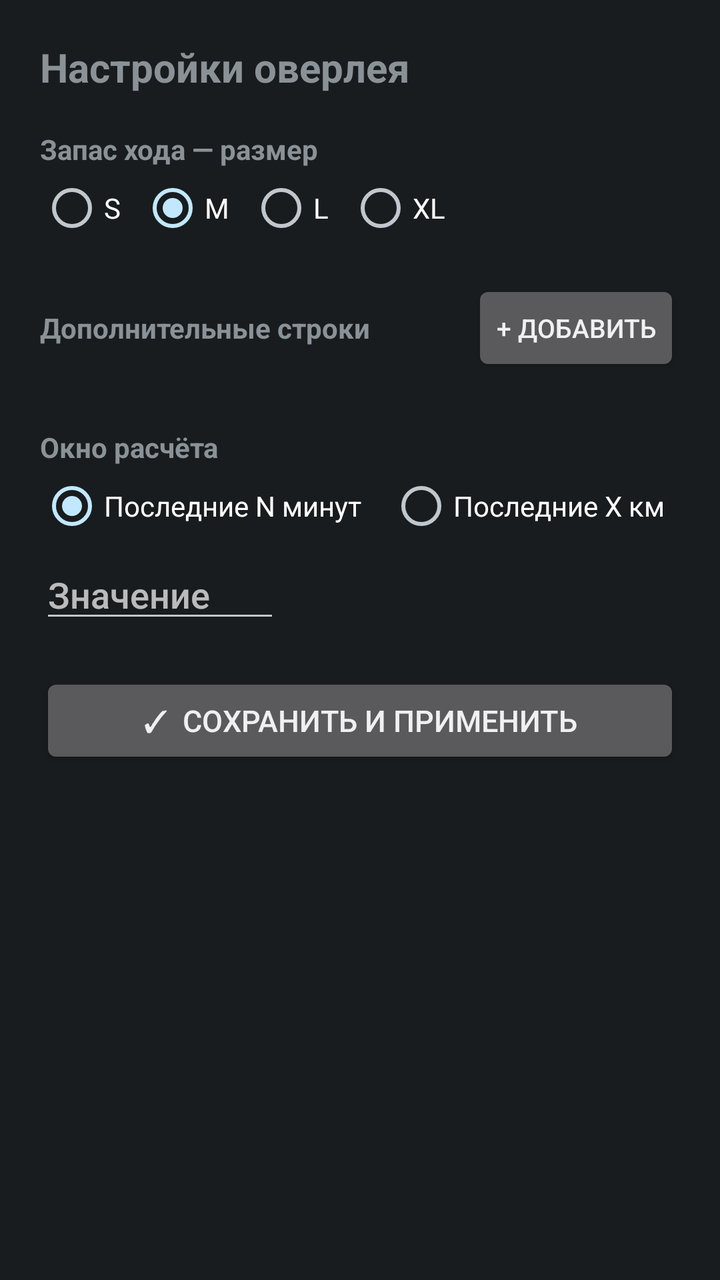
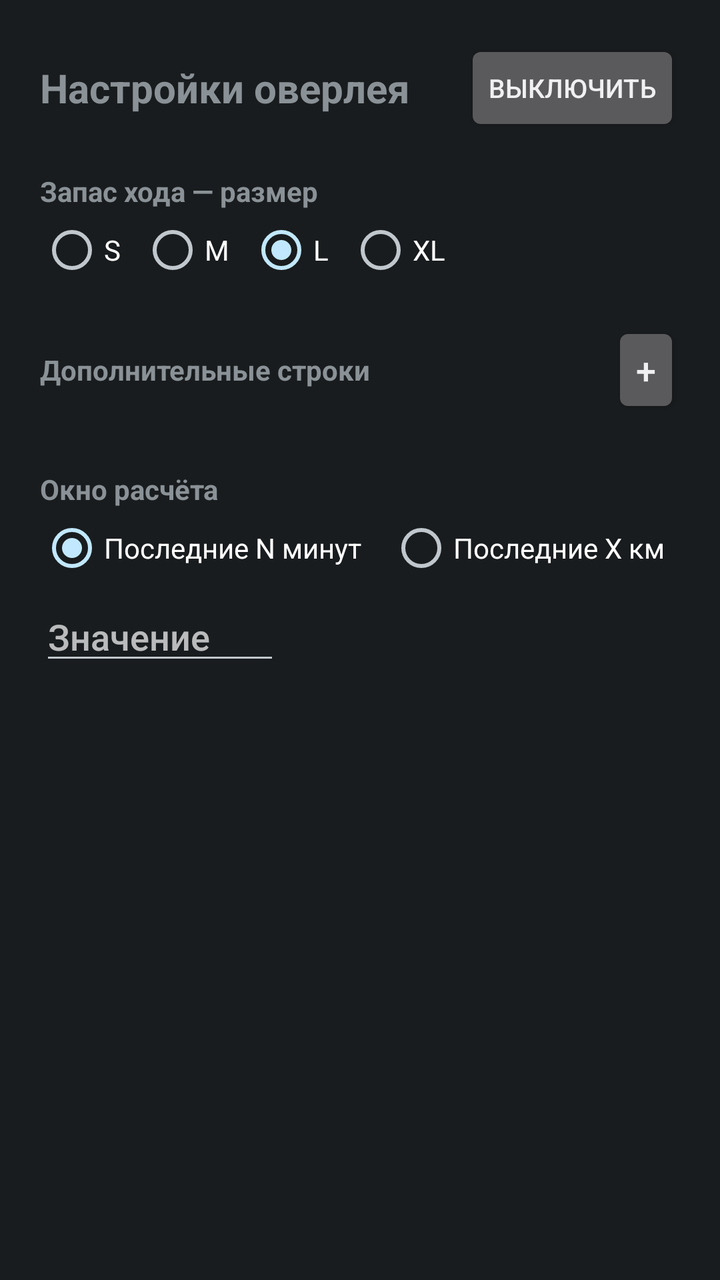

Screens rendered from an Android XML layout before and after an edit, with the pre-edit source and the edit as a unified diff.
<!-- AndroidManifest.xml: application theme android:Theme.DeviceDefault -->
<!-- res/layout/activity_widget.xml -->
<?xml version="1.0" encoding="utf-8"?>
<ScrollView xmlns:android="http://schemas.android.com/apk/res/android"
    android:layout_width="match_parent"
    android:layout_height="match_parent"
    android:fillViewport="true">

    <LinearLayout
        android:layout_width="match_parent"
        android:layout_height="wrap_content"
        android:orientation="vertical"
        android:padding="20dp">

        <TextView
            android:layout_width="wrap_content"
            android:layout_height="wrap_content"
            android:text="Настройки оверлея"
            android:textSize="20sp"
            android:textStyle="bold"
            android:layout_marginBottom="18dp" />

        
        <TextView
            android:layout_width="wrap_content"
            android:layout_height="wrap_content"
            android:text="Запас хода — размер"
            android:textSize="14sp"
            android:textStyle="bold"
            android:layout_marginBottom="4dp" />

        <RadioGroup
            android:id="@+id/rgRangeSize"
            android:layout_width="wrap_content"
            android:layout_height="wrap_content"
            android:orientation="horizontal"
            android:layout_marginBottom="20dp">
            <RadioButton android:id="@+id/rgRangeS"  android:layout_width="wrap_content"
                android:layout_height="wrap_content" android:text="S"
                android:layout_marginEnd="10dp" />
            <RadioButton android:id="@+id/rgRangeM"  android:layout_width="wrap_content"
                android:layout_height="wrap_content" android:text="M"
                android:checked="true" android:layout_marginEnd="10dp" />
            <RadioButton android:id="@+id/rgRangeL"  android:layout_width="wrap_content"
                android:layout_height="wrap_content" android:text="L"
                android:layout_marginEnd="10dp" />
            <RadioButton android:id="@+id/rgRangeXL" android:layout_width="wrap_content"
                android:layout_height="wrap_content" android:text="XL" />
        </RadioGroup>

        
        <LinearLayout
            android:layout_width="match_parent"
            android:layout_height="wrap_content"
            android:orientation="horizontal"
            android:gravity="center_vertical"
            android:layout_marginBottom="6dp">

            <TextView
                android:layout_width="0dp"
                android:layout_height="wrap_content"
                android:layout_weight="1"
                android:text="Дополнительные строки"
                android:textSize="14sp"
                android:textStyle="bold" />

            <Button
                android:id="@+id/btnAddLine"
                android:layout_width="wrap_content"
                android:layout_height="wrap_content"
                android:text="+ Добавить"
                android:textSize="13sp" />
        </LinearLayout>

        <LinearLayout
            android:id="@+id/linesContainer"
            android:layout_width="match_parent"
            android:layout_height="wrap_content"
            android:orientation="vertical"
            android:layout_marginBottom="20dp" />

        
        <TextView
            android:layout_width="wrap_content"
            android:layout_height="wrap_content"
            android:text="Окно расчёта"
            android:textSize="14sp"
            android:textStyle="bold"
            android:layout_marginBottom="4dp" />

        <RadioGroup
            android:id="@+id/radioGroup"
            android:layout_width="wrap_content"
            android:layout_height="wrap_content"
            android:orientation="horizontal">
            <RadioButton android:id="@+id/radioTime" android:layout_width="wrap_content"
                android:layout_height="wrap_content"
                android:text="Последние N минут" android:checked="true" />
            <RadioButton android:id="@+id/radioKm" android:layout_width="wrap_content"
                android:layout_height="wrap_content"
                android:text="Последние X км"
                android:layout_marginStart="14dp" />
        </RadioGroup>

        <EditText
            android:id="@+id/editValue"
            android:layout_width="120dp"
            android:layout_height="wrap_content"
            android:hint="Значение"
            android:inputType="numberDecimal"
            android:layout_marginTop="6dp"
            android:layout_marginBottom="20dp" />

        <Button
            android:id="@+id/btnSave"
            android:layout_width="match_parent"
            android:layout_height="wrap_content"
            android:text="✓  Сохранить и применить"
            android:textSize="15sp" />

    </LinearLayout>
</ScrollView>
<!-- resources referenced by this layout -->
<resources>

</resources>

<!-- the commit's change to res/layout/activity_widget.xml (unified diff, before → after) -->
@@ -10,13 +10,29 @@
         android:orientation="vertical"
         android:padding="20dp">
 
-        <TextView
-            android:layout_width="wrap_content"
+        
+        <LinearLayout
+            android:layout_width="match_parent"
             android:layout_height="wrap_content"
-            android:text="Настройки оверлея"
-            android:textSize="20sp"
-            android:textStyle="bold"
-            android:layout_marginBottom="18dp" />
+            android:orientation="horizontal"
+            android:gravity="center_vertical"
+            android:layout_marginBottom="18dp">
+
+            <TextView
+                android:layout_width="0dp"
+                android:layout_height="wrap_content"
+                android:layout_weight="1"
+                android:text="Настройки оверлея"
+                android:textSize="20sp"
+                android:textStyle="bold" />
+
+            <Button
+                android:id="@+id/btnToggleOverlay"
+                android:layout_width="wrap_content"
+                android:layout_height="wrap_content"
+                android:text="Выключить"
+                android:textSize="13sp" />
+        </LinearLayout>
 
         
         <TextView
@@ -35,15 +51,16 @@
             android:layout_marginBottom="20dp">
             <RadioButton android:id="@+id/rgRangeS"  android:layout_width="wrap_content"
                 android:layout_height="wrap_content" android:text="S"
-                android:layout_marginEnd="10dp" />
+                android:minWidth="0dp" android:layout_marginEnd="10dp" />
             <RadioButton android:id="@+id/rgRangeM"  android:layout_width="wrap_content"
                 android:layout_height="wrap_content" android:text="M"
-                android:checked="true" android:layout_marginEnd="10dp" />
+                android:minWidth="0dp" android:layout_marginEnd="10dp" />
             <RadioButton android:id="@+id/rgRangeL"  android:layout_width="wrap_content"
                 android:layout_height="wrap_content" android:text="L"
-                android:layout_marginEnd="10dp" />
+                android:checked="true" android:minWidth="0dp" android:layout_marginEnd="10dp" />
             <RadioButton android:id="@+id/rgRangeXL" android:layout_width="wrap_content"
-                android:layout_height="wrap_content" android:text="XL" />
+                android:layout_height="wrap_content" android:text="XL"
+                android:minWidth="0dp" />
         </RadioGroup>
 
         
@@ -66,8 +83,10 @@
                 android:id="@+id/btnAddLine"
                 android:layout_width="wrap_content"
                 android:layout_height="wrap_content"
-                android:text="+ Добавить"
-                android:textSize="13sp" />
+                android:text="+"
+                android:textSize="18sp"
+                android:minWidth="0dp"
+                android:paddingHorizontal="12dp" />
         </LinearLayout>
 
         <LinearLayout
@@ -106,15 +125,7 @@
             android:layout_height="wrap_content"
             android:hint="Значение"
             android:inputType="numberDecimal"
-            android:layout_marginTop="6dp"
-            android:layout_marginBottom="20dp" />
-
-        <Button
-            android:id="@+id/btnSave"
-            android:layout_width="match_parent"
-            android:layout_height="wrap_content"
-            android:text="✓  Сохранить и применить"
-            android:textSize="15sp" />
+            android:layout_marginTop="6dp" />
 
     </LinearLayout>
 </ScrollView>
